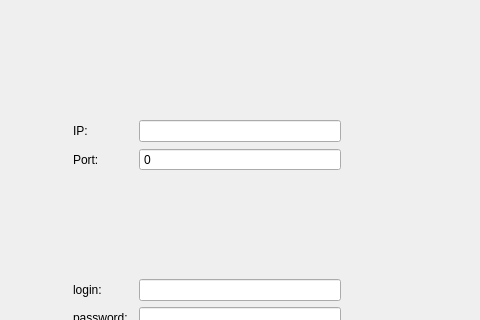
This is client/client.ui in yankozlov/NG_2021_Basic_messanger as Qt 5 draws it before an edit; both pictures show x 193 to 673 and y 0 to 320 of the 800 by 600 pixel window. The edited form follows.
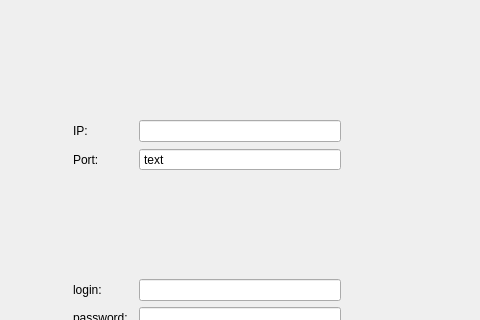
This is the edited form. The open tabs and pages were chosen to show the change. Icons and pictures are not drawn.

What changed in the file:
```diff
--- a/client/client.ui
+++ b/client/client.ui
@@ -125,16 +125,19 @@
                  <enum>QAbstractSpinBox::NoButtons</enum>
                 </property>
                 <property name="specialValueText">
-                 <string/>
+                 <string>text</string>
                 </property>
                 <property name="correctionMode">
                  <enum>QAbstractSpinBox::CorrectToPreviousValue</enum>
                 </property>
+                <property name="minimum">
+                 <number>-1</number>
+                </property>
                 <property name="maximum">
                  <number>65535</number>
                 </property>
                 <property name="value">
-                 <number>0</number>
+                 <number>-1</number>
                 </property>
                 <property name="displayIntegerBase">
                  <number>10</number>
```
Left out of the diff: 5 changed lines with no effect on the pictures.
